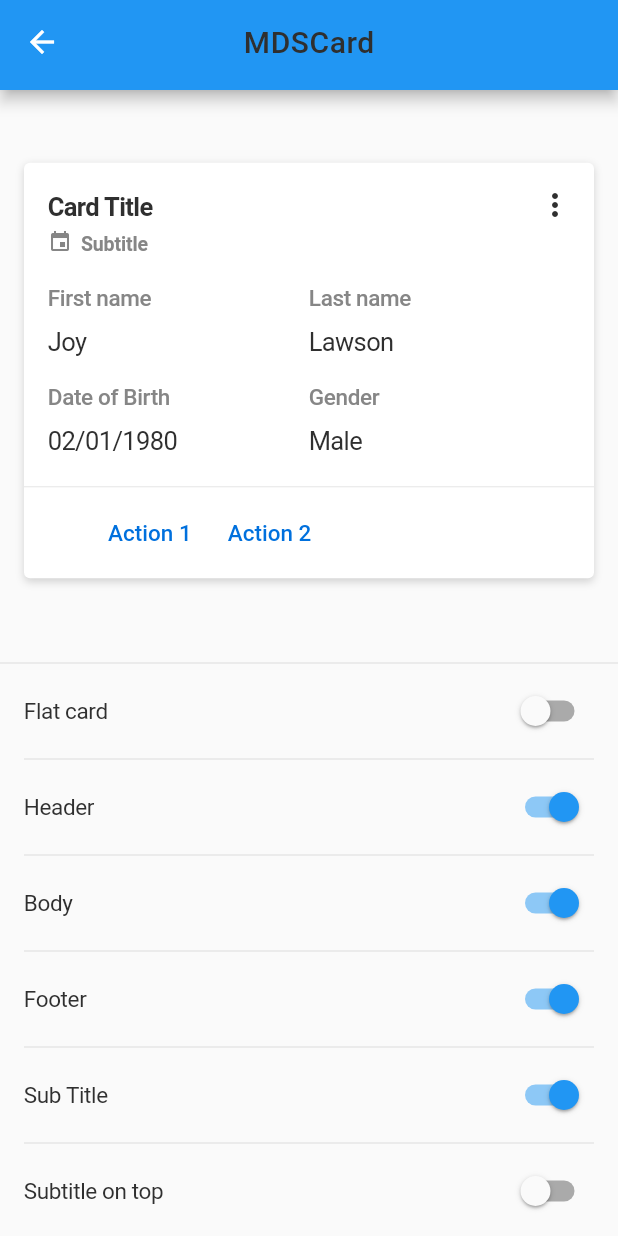
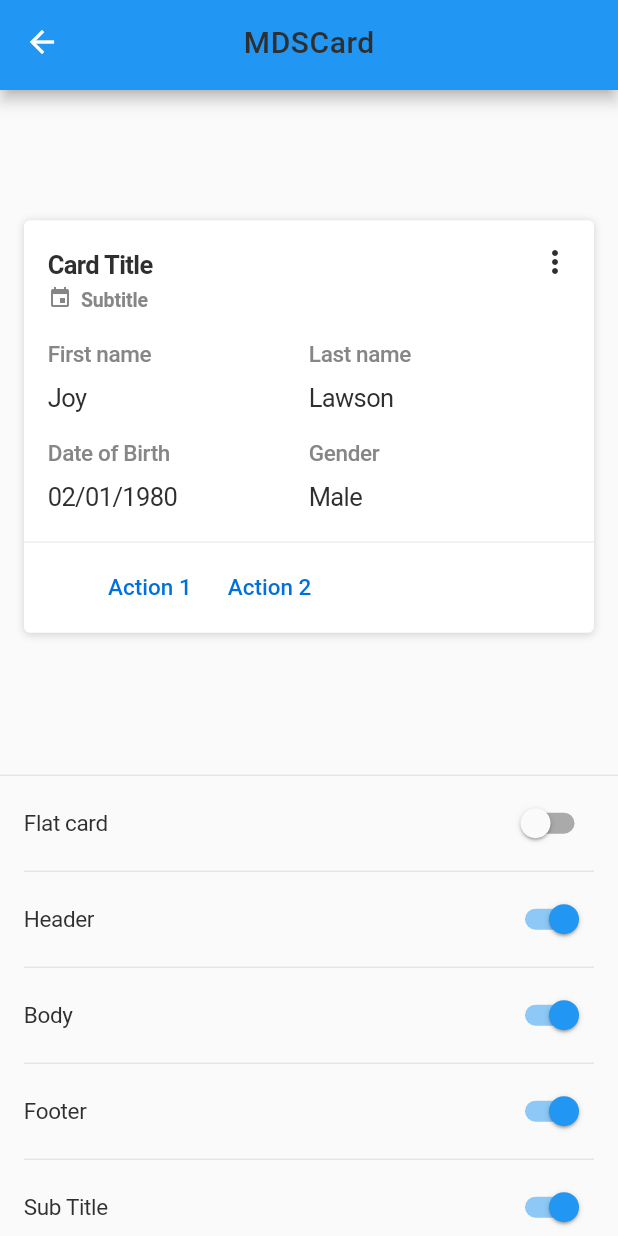
Before and after one commit to innovaccer/mobile-design-system, a Flutter app: the MDSCardScreen screen opened by its route, on a phone screen of 412 x 824 dp. Run offline on Flutter 3.47's test engine with Material 2 defaults, Android fonts, the phone set to English and light mode, and no system bars; drawn by our look-alikes of flutter_styled_toast; our stand-ins replace fluro, get_it, shared_preferences, sms_autofill; accounts and stored records are empty.

Commit message:
- added token for 1 - fixed cards screen

```diff
--- a/example/lib/screens/card/mds_card_screen.dart
+++ b/example/lib/screens/card/mds_card_screen.dart
@@ -10,8 +10,7 @@ class MDSCardScreen extends StatefulWidget {
   _MDSCardScreenState createState() => _MDSCardScreenState();
 }
 
-class _MDSCardScreenState extends State<MDSCardScreen>
-    with SpacingMixin, ColorMixin {
+class _MDSCardScreenState extends State<MDSCardScreen> with SpacingMixin, ColorMixin {
   late bool isFlatCard;
   Widget? body;
   late String? title;
@@ -46,12 +45,29 @@ class _MDSCardScreenState extends State<MDSCardScreen>
     footerLabelText = 'Footer Text';
     footerPrefixIcon = Icons.event;
     footerSuffixIcon = Icons.chevron_right;
-    onHeaderSuffixIconTap =
-        () => print('onHeaderSuffixIconTap');
+    onHeaderSuffixIconTap = () => print('onHeaderSuffixIconTap');
     onAction1Tap = () => print('onAction1Tap');
     onAction2Tap = () => print('onAction2Tap');
     onFooterTap = () => print('onFooterTap');
     footerEnabled = true;
+  }
+
+  Widget getWrapper({required Widget child}) {
+    return mediaWidgetOnTop != null
+        ? ListView(
+            children: [
+              Padding(
+                padding: p4,
+                child: child,
+              )
+            ],
+          )
+        : Padding(
+            padding: p4,
+            child: Center(
+              child: child,
+            ),
+          );
   }
 
   @override
@@ -64,10 +80,8 @@ class _MDSCardScreenState extends State<MDSCardScreen>
       body: Column(
         children: [
           Expanded(
-            flex: mediaWidgetOnTop != null ? 7 : 5,
-            child: Padding(
-              padding: p4,
-              child: Center(
+            flex: 6,
+            child: getWrapper(
               child: MDSCard(
                 isFlatCard: isFlatCard,
                 title: title,
@@ -89,10 +103,9 @@ class _MDSCardScreenState extends State<MDSCardScreen>
               ),
             ),
           ),
-          ),
           Divider(),
           Expanded(
-            flex: mediaWidgetOnTop != null ? 3 : 5,
+            flex: 4,
             child: Container(
               padding: px4,
               child: ListView(
@@ -276,13 +289,11 @@ class _MDSCardScreenState extends State<MDSCardScreen>
                               children: [
                                 MDSCommon.isAndroid()
                                     ? Switch(
-                                        value: actionText1 != null &&
-                                            actionText2 != null,
+                                        value: actionText1 != null && actionText2 != null,
                                         onChanged: _enableActionsInFooter,
                                       )
                                     : CupertinoSwitch(
-                                        value: actionText1 != null &&
-                                            actionText2 != null,
+                                        value: actionText1 != null && actionText2 != null,
                                         onChanged: _enableActionsInFooter,
                                       ),
                               ],
--- a/lib/src/design_system/widgets/atoms/card/mds_card.dart
+++ b/lib/src/design_system/widgets/atoms/card/mds_card.dart
@@ -87,7 +87,7 @@ class MDSCard extends StatelessWidget with ColorMixin, SpacingMixin {
         borderRadius: BorderRadius.circular(spacing1),
         border: isFlatCard
             ? Border.all(
-                width: spacing0_5,
+                width: spacing0_25,
                 style: BorderStyle.solid,
                 color: secondaryLight,
               )
@@ -98,7 +98,7 @@ class MDSCard extends StatelessWidget with ColorMixin, SpacingMixin {
                 BoxShadow(
                   color: shadowColor,
                   blurRadius: spacing1,
-                  offset: Offset(noSpacing, spacing0_5),
+                  offset: Offset(noSpacing, spacing0_25),
                   spreadRadius: noSpacing,
                 ),
               ],
@@ -127,7 +127,7 @@ class MDSCard extends StatelessWidget with ColorMixin, SpacingMixin {
         if (footer != null) ...[
           if (_showHeader || body != null) ...[
             Divider(
-              height: spacing0_5,
+              height: spacing0_25,
               color: secondaryLight,
             ),
           ],
@@ -136,7 +136,7 @@ class MDSCard extends StatelessWidget with ColorMixin, SpacingMixin {
         if ((_showActionsInFooter || _showLabelInFooter) && footer == null) ...[
           if (_showHeader || body != null) ...[
             Divider(
-              height: spacing0_5,
+              height: spacing0_25,
               color: secondaryLight,
             ),
           ],
@@ -154,8 +154,7 @@ class MDSCard extends StatelessWidget with ColorMixin, SpacingMixin {
       children: [
         Flexible(
           child: Padding(
-            padding:
-                headerSuffixIcon != null ? pl4 + py4 + pr1 : pl4 + py4 + pr4,
+            padding: headerSuffixIcon != null ? pl4 + py4 + pr1 : pl4 + py4 + pr4,
             child: Column(
               mainAxisAlignment: MainAxisAlignment.start,
               crossAxisAlignment: CrossAxisAlignment.start,
@@ -164,7 +163,7 @@ class MDSCard extends StatelessWidget with ColorMixin, SpacingMixin {
                 if (isSubTitleOnTop && _showSubTitle) ...[
                   _subTitleWidget(),
                   SizedBox(
-                    height: spacing0_5,
+                    height: spacing0_25,
                   ),
                 ],
                 Flexible(
@@ -174,7 +173,7 @@ class MDSCard extends StatelessWidget with ColorMixin, SpacingMixin {
                 ),
                 if (!isSubTitleOnTop && _showSubTitle) ...[
                   SizedBox(
-                    height: spacing0_5,
+                    height: spacing0_25,
                   ),
                   _subTitleWidget(),
                 ],
@@ -238,10 +237,7 @@ class MDSCard extends StatelessWidget with ColorMixin, SpacingMixin {
               ),
             ],
             Visibility(
-              visible: actionText1 != null &&
-                  actionText1!.isNotEmpty &&
-                  actionText2 != null &&
-                  actionText2!.isNotEmpty,
+              visible: actionText1 != null && actionText1!.isNotEmpty && actionText2 != null && actionText2!.isNotEmpty,
               child: SizedBox(
                 width: spacing2,
               ),
@@ -268,8 +264,7 @@ class MDSCard extends StatelessWidget with ColorMixin, SpacingMixin {
           onTap: onFooterTap,
           hoverColor: secondaryLighter,
           splashColor: secondaryLighter,
-          overlayColor: MaterialStateProperty.resolveWith<Color>(
-              (Set<MaterialState> materialStates) {
+          overlayColor: MaterialStateProperty.resolveWith<Color>((Set<MaterialState> materialStates) {
             return secondaryLighter;
           }),
           highlightColor: secondaryLighter,
@@ -328,8 +323,6 @@ class MDSCard extends StatelessWidget with ColorMixin, SpacingMixin {
   bool get _showSubTitle => (subTitle != null && subTitle!.isNotEmpty);
   bool get _showHeader => (title != null && title!.isNotEmpty);
   bool get _showActionsInFooter =>
-      ((actionText1 != null && actionText1!.isNotEmpty) ||
-          (actionText2 != null && actionText2!.isNotEmpty));
-  bool get _showLabelInFooter =>
-      (footerLabelText != null && footerLabelText!.isNotEmpty);
+      ((actionText1 != null && actionText1!.isNotEmpty) || (actionText2 != null && actionText2!.isNotEmpty));
+  bool get _showLabelInFooter => (footerLabelText != null && footerLabelText!.isNotEmpty);
 }
--- a/lib/src/theme/mixin/spacing_mixin.dart
+++ b/lib/src/theme/mixin/spacing_mixin.dart
@@ -1,4 +1,5 @@
 import 'package:flutter/material.dart';
+
 mixin SpacingMixin {
   /// Sizes
   // double get noSpacing => 0;
@@ -18,6 +19,7 @@ mixin SpacingMixin {
   // double get spacing9 => 256;
 
   double get noSpacing => 0;
+  double get spacing0_25 => 1;
   double get spacing0_5 => 2;
   double get spacing1 => 4;
   double get spacing1_5 => 6;
@@ -33,7 +35,6 @@ mixin SpacingMixin {
   double get spacing12 => 48;
   double get spacing14 => 56;
   double get spacing16 => 64;
-
 
   /// Utilities for setting margin in all directions
   // EdgeInsets get m0 => EdgeInsets.all(noSpacing);
```
Lines whose indentation alone changed are shown as unchanged.
